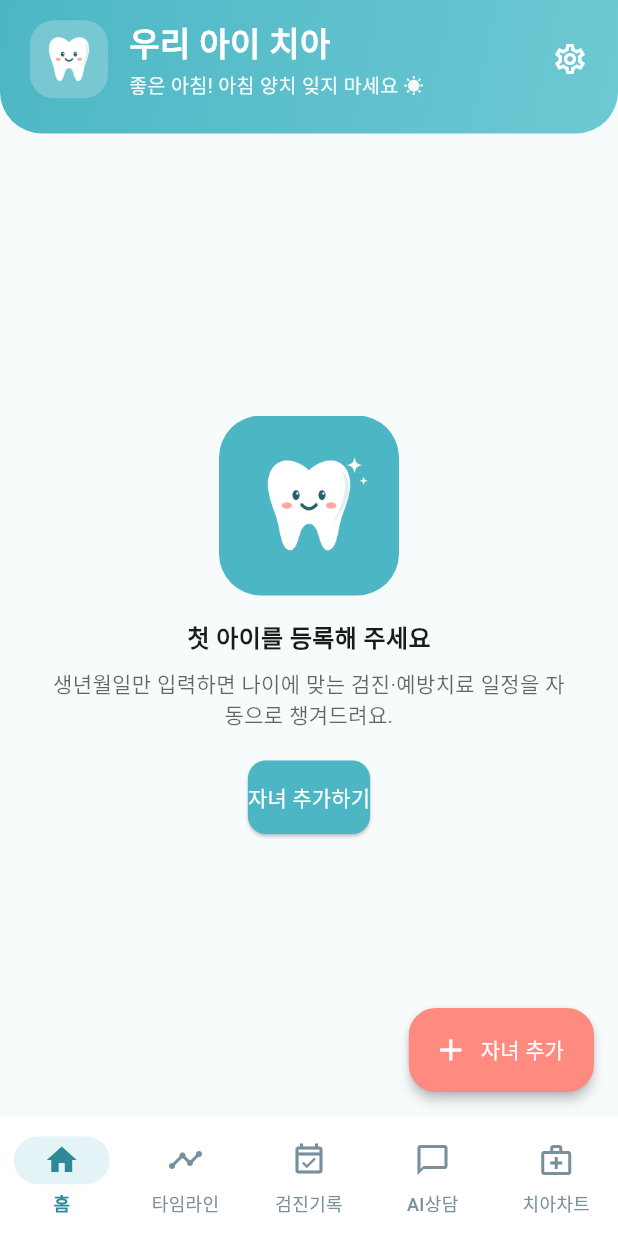
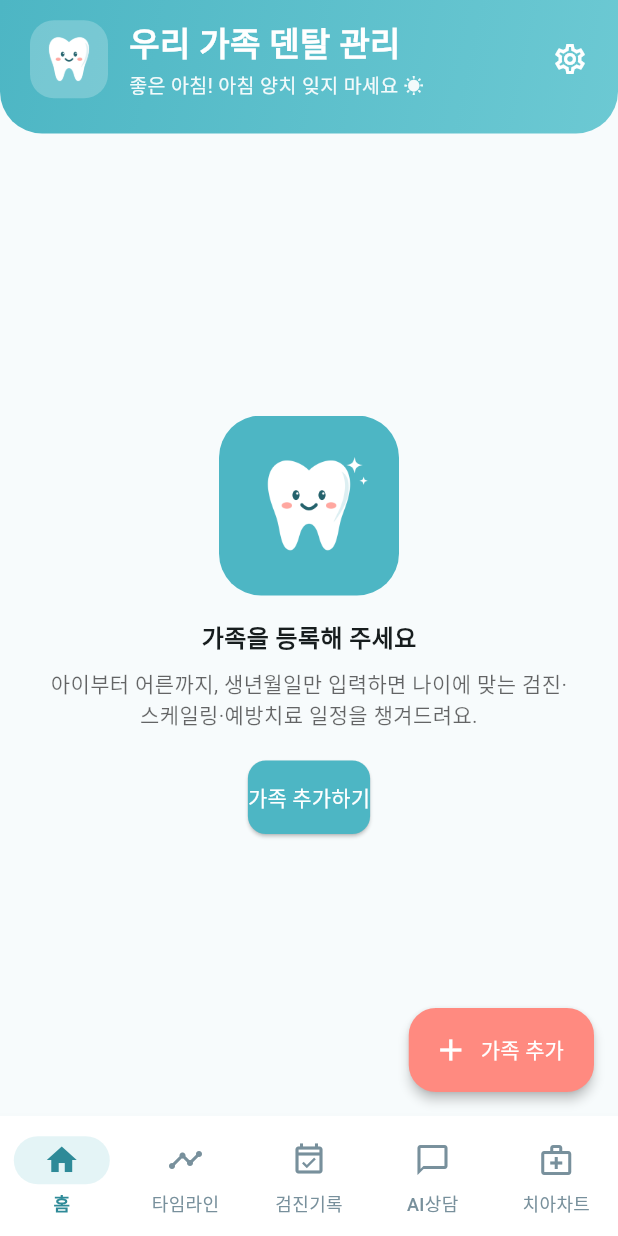
Before and after one commit to youahleum/kids-dental-care, a Flutter app: the screen it shows after launch, on a phone screen of 412 x 824 dp. Run offline on Flutter 3.47's test engine with Material 3 defaults, Android fonts, the phone set to English and light mode, and no system bars; our stand-ins replace drift, drift_flutter, flutter_local_notifications, flutter_riverpod, go_router, shared_preferences and 1 more; accounts and stored records are empty; generated files the repository leaves out were written again.

Commit message:
feat: 우리 가족 덴탈 관리로 전환 - 어른 일정·가족 문구
- 앱 이름을 '우리 가족 덴탈 관리'로 변경 (Android/iOS/Web/README/pubspec)
- 만 19세 이상은 스케일링(매년)·국가건강검진 구강검진(2년마다) 일정 자동 생성
  (PreventiveType.scaling 추가, 올해 생일이 지났으면 오늘로 안내, 3년치)
- 치아 차트는 만 12세 이상이면 영구치로 시작, 구성원별 선택 기억
- '자녀/아이' 문구를 '가족' 기준으로 변경, AI 상담 mock에 어른 양치·스케일링 답변
- 타임라인 '다음 할 일'이 오늘 항목을 건너뛰던 버그 수정 (날짜 기준 비교)
- 개발용 시드에 어른 구성원 추가

Co-Authored-By: Claude Opus 5.5 <noreply@anthropic.com>

```diff
--- a/lib/app.dart
+++ b/lib/app.dart
@@ -10,7 +10,7 @@ class KidsDentalApp extends StatelessWidget {
   @override
   Widget build(BuildContext context) {
     return MaterialApp.router(
-      title: '키즈 덴탈 케어',
+      title: '우리 가족 덴탈 관리',
       debugShowCheckedModeBanner: false,
       theme: AppTheme.light,
       routerConfig: appRouter,
--- a/lib/data/chat/mock_dental_chat_service.dart
+++ b/lib/data/chat/mock_dental_chat_service.dart
@@ -1,13 +1,15 @@
 import 'dart:math';
 
+import '../../core/utils/age_utils.dart';
 import '../../domain/models/preventive_task.dart';
+import '../../domain/services/schedule_engine.dart';
 import '../../domain/services/dental_chat_service.dart';
 
 /// ─────────────────────────────────────────────────────────────────────
 /// ★ 학습 포인트 3 — Mock 구현
 ///
 /// 진짜 Claude API 없이도 "LLM이 있는 것처럼" 동작시키는 가짜 구현.
-/// 키워드 규칙 + 아이의 실제 컨텍스트를 조합해 그럴듯한 답을 만든다.
+/// 키워드 규칙 + 구성원의 실제 컨텍스트를 조합해 그럴듯한 답을 만든다.
 ///
 /// 진짜 API로 바꿀 때 할 일은 딱 하나:
 ///   class ClaudeDentalChatService implements DentalChatService {
@@ -36,6 +38,8 @@ class MockDentalChatService implements DentalChatService {
 
     final q = question.toLowerCase();
     final name = context.child.name;
+    final isAdult =
+        AgeUtils.years(context.child.birthDate) >= ScheduleEngine.adultAge;
 
     // 미완료 중 가장 임박한 항목(컨텍스트 활용 예시).
     final pending = context.tasks
@@ -54,9 +58,15 @@ class MockDentalChatService implements DentalChatService {
     } else if (_has(q, ['충치', '썩', '아파', '아프'])) {
       body = '충치가 의심되면 방치할수록 진행이 빨라 조기 진료가 중요합니다. '
           '$name(이)의 치아차트에 기록해 두고, 가까운 시일에 검진을 받아보시길 권해요.';
+    } else if (_has(q, ['스케일링', '치석'])) {
+      body = '스케일링은 만 19세 이상이면 건강보험으로 1년에 한 번 받을 수 있어요(매년 1월 초기화). '
+          '잇몸 질환 예방에 효과적이니 정기검진 때 함께 받는 것을 권해요.';
     } else if (_has(q, ['양치', '칫솔', '이닦', '이 닦'])) {
-      body = '이 시기 아이는 스스로 닦기 어려워, 보호자가 마무리 양치를 도와주는 것이 좋습니다. '
-          '불소치약을 쌀알~콩알 크기로 사용하고 하루 2회, 자기 전 양치를 꼭 챙겨주세요.';
+      body = isAdult
+          ? '하루 2회 이상, 2분씩 잇몸 쪽까지 꼼꼼히 닦아 주세요. '
+              '치실·치간칫솔로 치아 사이를 하루 한 번 관리하면 잇몸 질환 예방에 큰 도움이 됩니다.'
+          : '이 시기 아이는 스스로 닦기 어려워, 보호자가 마무리 양치를 도와주는 것이 좋습니다. '
+              '불소치약을 쌀알~콩알 크기로 사용하고 하루 2회, 자기 전 양치를 꼭 챙겨주세요.';
     } else if (_has(q, ['검진', '언제', '예약', '다음'])) {
       body = next != null
           ? '$name(이)의 다음 권장 항목은 "${next.title}"입니다. '
@@ -64,7 +74,7 @@ class MockDentalChatService implements DentalChatService {
           : '$name(이)은 예정된 미완료 항목이 없어요. 보통 6개월마다 정기검진을 권장합니다.';
     } else {
       body = '$name(이)의 현재 상황을 바탕으로 도와드릴게요. '
-          '불소도포, 실란트, 양치 습관, 다음 검진 시기 등 궁금한 점을 물어봐 주세요.';
+          '불소도포, 실란트, 스케일링, 양치 습관, 다음 검진 시기 등 궁금한 점을 물어봐 주세요.';
       if (next != null) {
         body += ' 참고로 다음 권장 항목은 "${next.title}"입니다.';
       }
--- a/lib/domain/models/preventive_task.dart
+++ b/lib/domain/models/preventive_task.dart
@@ -6,12 +6,13 @@ enum PreventiveType {
   checkup, // 국가 구강검진 / 정기검진
   fluoride, // 불소도포
   sealant, // 실란트(치아홈메우기)
+  scaling, // 스케일링 (어른, 연 1회) — DB에 인덱스로 저장되므로 항상 맨 뒤에 추가
 }
 
 /// 항목 상태.
 enum TaskStatus { pending, done, skipped }
 
-/// 자녀별 예방치료/검진 항목 (시드 템플릿 → 자녀 인스턴스).
+/// 구성원별 예방치료/검진 항목 (시드 템플릿 → 구성원 인스턴스).
 /// 기준 문서: PLAN.md 3장(도메인 지식), 6장(데이터 모델)
 @immutable
 class PreventiveTask {
--- a/lib/domain/services/dental_chat_service.dart
+++ b/lib/domain/services/dental_chat_service.dart
@@ -79,7 +79,7 @@ class DentalChatContext {
         .length;
 
     final b = StringBuffer()
-      ..writeln('# 아이 정보')
+      ..writeln('# 구성원 정보')
       ..writeln('- 이름: ${child.name}')
       ..writeln('- 나이: $ageLabel (총 $months개월)')
       ..writeln('# 예방치료/검진 진행')
--- a/lib/features/chat/chat_controller.dart
+++ b/lib/features/chat/chat_controller.dart
@@ -25,8 +25,8 @@ class ChatController extends StateNotifier<List<ChatMessage>> {
       : super(const [
           ChatMessage(
             role: ChatRole.assistant,
-            text: '안녕하세요! 우리 아이 치아 관리에 대해 궁금한 점을 물어봐 주세요. '
-                '아이의 나이와 기록을 참고해 답변드려요.',
+            text: '안녕하세요! 우리 가족 치아 관리에 대해 궁금한 점을 물어봐 주세요. '
+                '선택한 가족의 나이와 기록을 참고해 답변드려요.',
           ),
         ]);
 
@@ -54,7 +54,7 @@ class ChatController extends StateNotifier<List<ChatMessage>> {
 
       // 3) LLM 호출(지금은 Mock).
       final answer = context == null
-          ? '먼저 홈에서 아이를 등록해 주세요. 등록하면 그 아이에 맞춰 답변드릴 수 있어요.'
+          ? '먼저 홈에서 가족을 등록해 주세요. 등록하면 그 사람에 맞춰 답변드릴 수 있어요.'
           : await service.ask(text, context);
 
       // 4) 로딩 자리표시를 실제 답변으로 교체.
@@ -75,7 +75,7 @@ class ChatController extends StateNotifier<List<ChatMessage>> {
     }
   }
 
-  /// 현재 선택된 아이의 앱 데이터를 모아 LLM 컨텍스트로 만든다.
+  /// 현재 선택된 구성원의 앱 데이터를 모아 LLM 컨텍스트로 만든다.
   DentalChatContext? _buildContext() {
     final Child? child = _ref.read(selectedChildProvider);
     if (child == null) return null;
--- a/lib/features/chat/chat_screen.dart
+++ b/lib/features/chat/chat_screen.dart
@@ -7,7 +7,7 @@ import '../children/selected_child.dart';
 import 'chat_controller.dart';
 import 'chat_message.dart';
 
-/// AI 치아 상담 챗봇. 아이의 나이·기록을 컨텍스트로 개인화 답변을 준다.
+/// AI 치아 상담 챗봇. 구성원의 나이·기록을 컨텍스트로 개인화 답변을 준다.
 class ChatScreen extends ConsumerStatefulWidget {
   const ChatScreen({super.key});
 
@@ -22,7 +22,8 @@ class _ChatScreenState extends ConsumerState<ChatScreen> {
   static const _suggestions = [
     '불소도포 꼭 해야 하나요?',
     '다음 검진은 언제인가요?',
-    '양치는 어떻게 도와주나요?',
+    '양치는 어떻게 하나요?',
+    '스케일링은 얼마나 자주 받나요?',
     '실란트는 언제 하나요?',
   ];
 
--- a/lib/features/children/child_edit_screen.dart
+++ b/lib/features/children/child_edit_screen.dart
@@ -8,7 +8,7 @@ import '../../data/providers.dart';
 import '../../domain/models/child.dart';
 import '../../domain/services/schedule_engine.dart';
 
-/// 자녀 등록/편집 화면. 기준: DESIGN.md 6-2
+/// 가족 구성원 등록/편집 화면. 기준: DESIGN.md 6-2
 class ChildEditScreen extends ConsumerStatefulWidget {
   const ChildEditScreen({super.key, this.existing});
 
@@ -92,7 +92,7 @@ class _ChildEditScreenState extends ConsumerState<ChildEditScreen> {
 
     return Scaffold(
       appBar: AppBar(
-        title: Text(_isEdit ? '자녀 편집' : '자녀 추가'),
+        title: Text(_isEdit ? '가족 편집' : '가족 추가'),
         actions: [
           TextButton(
             onPressed: _save,
@@ -174,7 +174,7 @@ class _ChildEditScreenState extends ConsumerState<ChildEditScreen> {
             const SizedBox(height: 16),
             ElevatedButton(
               onPressed: _save,
-              child: Text(_isEdit ? '저장' : '자녀 추가하기'),
+              child: Text(_isEdit ? '저장' : '가족 추가하기'),
             ),
           ],
         ),
--- a/lib/features/home/home_screen.dart
+++ b/lib/features/home/home_screen.dart
@@ -15,7 +15,7 @@ import '../children/selected_child.dart';
 import '../settings/settings_screen.dart';
 import 'tab_index.dart';
 
-/// 홈 · 자녀 선택. 기준: DESIGN.md 6-1
+/// 홈 · 가족 구성원 선택. 기준: DESIGN.md 6-1
 class HomeScreen extends ConsumerWidget {
   const HomeScreen({super.key});
 
@@ -31,7 +31,7 @@ class HomeScreen extends ConsumerWidget {
       context: context,
       builder: (_) => AlertDialog(
         title: Text('${child.name} 삭제'),
-        content: const Text('이 자녀의 모든 기록이 삭제됩니다. 계속할까요?'),
+        content: const Text('이 구성원의 모든 기록이 삭제됩니다. 계속할까요?'),
         actions: [
           TextButton(
             onPressed: () => Navigator.pop(context, false),
@@ -58,7 +58,7 @@ class HomeScreen extends ConsumerWidget {
         heroTag: 'home-fab',
         onPressed: () => _openEdit(context),
         icon: const Icon(Icons.add),
-        label: const Text('자녀 추가'),
+        label: const Text('가족 추가'),
       ),
       body: Column(
         children: [
@@ -146,7 +146,7 @@ class _HomeHeader extends StatelessWidget {
                   crossAxisAlignment: CrossAxisAlignment.start,
                   children: [
                     const Text(
-                      '우리 아이 치아',
+                      '우리 가족 덴탈 관리',
                       style: TextStyle(
                           color: Colors.white,
                           fontSize: 22,
@@ -347,7 +347,7 @@ class _BrushingRow extends ConsumerWidget {
   }
 }
 
-/// 자녀 카드 하단 요약: 다음 할 일 + 완료율 + 충치 경고.
+/// 구성원 카드 하단 요약: 다음 할 일 + 완료율 + 충치 경고.
 class _SummaryRow extends StatelessWidget {
   const _SummaryRow({required this.stats});
 
@@ -429,12 +429,12 @@ class _EmptyState extends StatelessWidget {
             ),
             const SizedBox(height: 16),
             const Text(
-              '첫 아이를 등록해 주세요',
+              '가족을 등록해 주세요',
               style: TextStyle(fontSize: 16, fontWeight: FontWeight.w600),
             ),
             const SizedBox(height: 8),
             Text(
-              '생년월일만 입력하면 나이에 맞는 검진·예방치료 일정을 자동으로 챙겨드려요.',
+              '아이부터 어른까지, 생년월일만 입력하면 나이에 맞는 검진·스케일링·예방치료 일정을 챙겨드려요.',
               textAlign: TextAlign.center,
               style: TextStyle(color: Theme.of(context).hintColor),
             ),
@@ -443,7 +443,7 @@ class _EmptyState extends StatelessWidget {
               onPressed: () => Navigator.of(context).push(
                 MaterialPageRoute(builder: (_) => const ChildEditScreen()),
               ),
-              child: const Text('자녀 추가하기'),
+              child: const Text('가족 추가하기'),
             ),
           ],
         ),
--- a/lib/features/timeline/timeline_screen.dart
+++ b/lib/features/timeline/timeline_screen.dart
@@ -99,8 +99,10 @@ class _TimelineList extends ConsumerWidget {
     final pending =
         all.where((t) => t.status != TaskStatus.done).toList();
     if (pending.isEmpty) return null;
+    // 오늘 날짜(0시) 기준 — 현재 시각과 비교하면 '오늘' 항목이 빠진다.
     final now = DateTime.now();
-    final upcoming = pending.where((t) => !t.recommendedDate.isBefore(now)).toList()
+    final today = DateTime(now.year, now.month, now.day);
+    final upcoming = pending.where((t) => !t.recommendedDate.isBefore(today)).toList()
       ..sort((a, b) => a.recommendedDate.compareTo(b.recommendedDate));
     if (upcoming.isNotEmpty) return upcoming.first;
     // 모두 지난 경우 가장 최근에 지난 것
@@ -167,6 +169,7 @@ class _TaskCard extends ConsumerWidget {
         PreventiveType.checkup => Icons.medical_services_outlined,
         PreventiveType.fluoride => Icons.water_drop_outlined,
         PreventiveType.sealant => Icons.shield_outlined,
+        PreventiveType.scaling => Icons.cleaning_services_outlined,
       };
 }
 
--- a/lib/shared/status_views.dart
+++ b/lib/shared/status_views.dart
@@ -38,7 +38,7 @@ class ErrorView extends StatelessWidget {
   }
 }
 
-/// 자녀 미등록 시 안내 + 홈 이동 액션.
+/// 가족 미등록 시 안내 + 홈 이동 액션.
 class NoChildView extends StatelessWidget {
   const NoChildView({super.key, this.onGoHome});
 
@@ -55,7 +55,7 @@ class NoChildView extends StatelessWidget {
             Icon(Icons.child_care,
                 size: 48, color: Theme.of(context).colorScheme.primary),
             const SizedBox(height: 12),
-            Text('먼저 자녀를 등록해 주세요.',
+            Text('먼저 가족을 등록해 주세요.',
                 style: TextStyle(color: Theme.of(context).hintColor)),
             if (onGoHome != null) ...[
               const SizedBox(height: 16),
--- a/pubspec.yaml
+++ b/pubspec.yaml
@@ -1,5 +1,5 @@
 name: kids_dental_care
-description: "아이들의 치아 건강을 관리하는 Flutter 앱 — 연령별 예방치료 안내, 검진 이력, 로컬 알림."
+description: "아이부터 어른까지 가족 치아 관리 — 나이별 검진·스케일링·예방치료 안내, 양치 기록, 검진 이력"
 # The following line prevents the package from being accidentally published to
 # pub.dev using `flutter pub publish`. This is preferred for private packages.
 publish_to: 'none' # Remove this line if you wish to publish to pub.dev
```
Also changed, not shown: lib/data/seed/dev_seed.dart (+18 -0 lines), lib/domain/services/schedule_engine.dart (+47 -4 lines), lib/features/tooth_chart/tooth_chart_screen.dart (+17 -6 lines), 7 other files.
